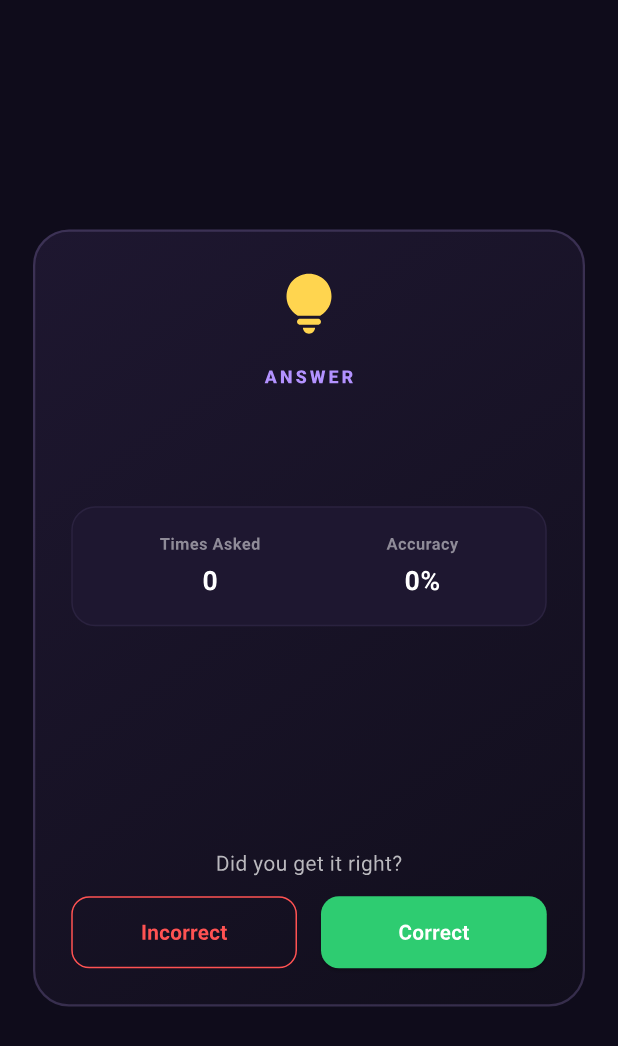
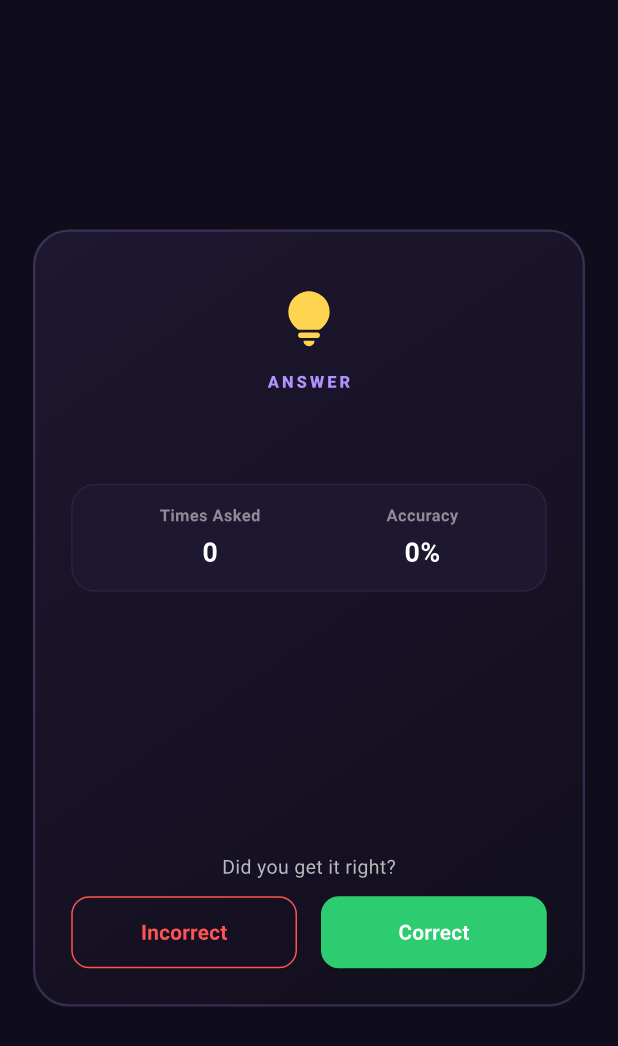
Before and after one commit to nerdymcnerdyson/flashcards, a Flutter app: the FlashcardCard widget shown alone on an empty page, opened directly with empty values, after a tap on "Tap to Flip & Reveal Answer", on a phone screen of 412 x 824 dp. Shown: the top 1046 px of the screen. Run offline on Flutter 3.47's test engine with Material 3 defaults, Android fonts, the phone set to English and light mode, and no system bars; our stand-ins replace cached_network_image, cloud_firestore, rxdart; accounts and stored records are empty; network calls fail.

Commit message:
feat: Replace default flashcards with MBAQ Aviary birds and add identification notes

```diff
--- a/lib/src/models/flashcard.dart
+++ b/lib/src/models/flashcard.dart
@@ -5,6 +5,7 @@ class Flashcard {
   final String question;
   final String answer;
   final String? imageUrl;
+  final String? notes;
   final List<String> hints;
   final List<String> multipleChoiceOptions;
   final int correctCount;
@@ -21,6 +22,7 @@ class Flashcard {
     required this.question,
     required this.answer,
     this.imageUrl,
+    this.notes,
     this.hints = const [],
     this.multipleChoiceOptions = const [],
     this.correctCount = 0,
@@ -43,6 +45,7 @@ class Flashcard {
     String? question,
     String? answer,
     String? imageUrl,
+    String? notes,
     List<String>? hints,
     List<String>? multipleChoiceOptions,
     int? correctCount,
@@ -57,6 +60,7 @@ class Flashcard {
       question: question ?? this.question,
       answer: answer ?? this.answer,
       imageUrl: imageUrl ?? this.imageUrl,
+      notes: notes ?? this.notes,
       hints: hints ?? this.hints,
       multipleChoiceOptions: multipleChoiceOptions ?? this.multipleChoiceOptions,
       correctCount: correctCount ?? this.correctCount,
@@ -74,6 +78,7 @@ class Flashcard {
       'question': question,
       'answer': answer,
       'imageUrl': imageUrl,
+      'notes': notes,
       'hints': hints,
       'multipleChoiceOptions': multipleChoiceOptions,
       'correctCount': correctCount,
@@ -99,6 +104,7 @@ class Flashcard {
       question: map['question'] as String? ?? '',
       answer: map['answer'] as String? ?? '',
       imageUrl: map['imageUrl'] as String?,
+      notes: map['notes'] as String?,
       hints: List<String>.from(map['hints'] ?? const []),
       multipleChoiceOptions: List<String>.from(map['multipleChoiceOptions'] ?? const []),
       correctCount: map['correctCount'] as int? ?? 0,
--- a/lib/src/widgets/flashcard_card.dart
+++ b/lib/src/widgets/flashcard_card.dart
@@ -328,38 +328,93 @@ class _FlashcardCardState extends State<FlashcardCard> with SingleTickerProvider
     return Padding(
       padding: const EdgeInsets.all(24.0),
       child: Column(
+        children: [
+          Expanded(
+            child: SingleChildScrollView(
+              physics: const BouncingScrollPhysics(),
+              child: Column(
                 mainAxisAlignment: MainAxisAlignment.center,
                 children: [
+                  const SizedBox(height: 12),
                   const Icon(
                     Icons.lightbulb_rounded,
                     color: Color(0xFFFFD54F),
-            size: 48,
+                    size: 44,
                   ),
-          const SizedBox(height: 16),
+                  const SizedBox(height: 12),
                   const Text(
                     'ANSWER',
                     style: TextStyle(
                       color: Color(0xFFB392FF),
-              fontSize: 12,
+                      fontSize: 11,
                       fontWeight: FontWeight.w800,
                       letterSpacing: 2.0,
                     ),
                   ),
-          const SizedBox(height: 8),
+                  const SizedBox(height: 6),
                   Text(
                     widget.flashcard.answer,
                     textAlign: TextAlign.center,
                     style: const TextStyle(
                       color: Colors.white,
-              fontSize: 26,
+                      fontSize: 24,
                       fontWeight: FontWeight.bold,
                     ),
                   ),
-          const SizedBox(height: 32),
 
+                  // Identification Notes Section
+                  if (widget.flashcard.notes != null && widget.flashcard.notes!.isNotEmpty) ...[
+                    const SizedBox(height: 20),
+                    Container(
+                      padding: const EdgeInsets.all(14),
+                      decoration: BoxDecoration(
+                        color: const Color(0xFF28203D).withOpacity(0.5),
+                        borderRadius: BorderRadius.circular(16),
+                        border: Border.all(
+                          color: const Color(0xFF9E7EFE).withOpacity(0.2),
+                          width: 1,
+                        ),
+                      ),
+                      child: Column(
+                        crossAxisAlignment: CrossAxisAlignment.start,
+                        children: [
+                          Row(
+                            children: [
+                              const Icon(
+                                Icons.remove_red_eye_rounded,
+                                color: Color(0xFFB392FF),
+                                size: 16,
+                              ),
+                              const SizedBox(width: 8),
+                              Text(
+                                'WHAT TO LOOK FOR',
+                                style: TextStyle(
+                                  color: const Color(0xFFB392FF).withOpacity(0.9),
+                                  fontSize: 11,
+                                  fontWeight: FontWeight.w800,
+                                  letterSpacing: 0.8,
+                                ),
+                              ),
+                            ],
+                          ),
+                          const SizedBox(height: 8),
+                          Text(
+                            widget.flashcard.notes!,
+                            style: TextStyle(
+                              color: Colors.white.withOpacity(0.85),
+                              fontSize: 13,
+                              height: 1.45,
+                            ),
+                          ),
+                        ],
+                      ),
+                    ),
+                  ],
+
+                  const SizedBox(height: 20),
                   // Statistics Display
                   Container(
-            padding: const EdgeInsets.all(16.0),
+                    padding: const EdgeInsets.symmetric(horizontal: 16.0, vertical: 12.0),
                     decoration: BoxDecoration(
                       color: const Color(0xFF1E1730),
                       borderRadius: BorderRadius.circular(16.0),
@@ -373,7 +428,12 @@ class _FlashcardCardState extends State<FlashcardCard> with SingleTickerProvider
                       ],
                     ),
                   ),
-          const Spacer(),
+                  const SizedBox(height: 12),
+                ],
+              ),
+            ),
+          ),
+          const SizedBox(height: 16),
 
           // Manual controls if not answered via Multiple Choice
           if (!_answeredViaChoice) ...[
@@ -381,10 +441,10 @@ class _FlashcardCardState extends State<FlashcardCard> with SingleTickerProvider
               'Did you get it right?',
               style: TextStyle(
                 color: Colors.white70,
-                fontSize: 14,
+                fontSize: 13,
               ),
             ),
-            const SizedBox(height: 12),
+            const SizedBox(height: 10),
             Row(
               children: [
                 Expanded(
@@ -422,15 +482,18 @@ class _FlashcardCardState extends State<FlashcardCard> with SingleTickerProvider
             ),
           ] else ...[
             // Finished feedback
-            ElevatedButton.icon(
+            SizedBox(
+              width: double.infinity,
+              child: ElevatedButton.icon(
                 onPressed: _toggleFlip,
                 icon: const Icon(Icons.refresh_rounded),
                 label: const Text('Back to Question'),
                 style: ElevatedButton.styleFrom(
                   backgroundColor: const Color(0xFF5A4C7A),
                   foregroundColor: Colors.white,
-                padding: const EdgeInsets.symmetric(horizontal: 24, vertical: 14),
+                  padding: const EdgeInsets.symmetric(vertical: 14),
                   shape: RoundedRectangleBorder(borderRadius: BorderRadius.circular(12)),
+                ),
               ),
             ),
           ],
```
Also changed, not shown: lib/src/repositories/mock_flashcard_repository.dart (+120 -19 lines), example/pubspec.lock, 1 other file. Lines whose indentation alone changed are shown as unchanged.
